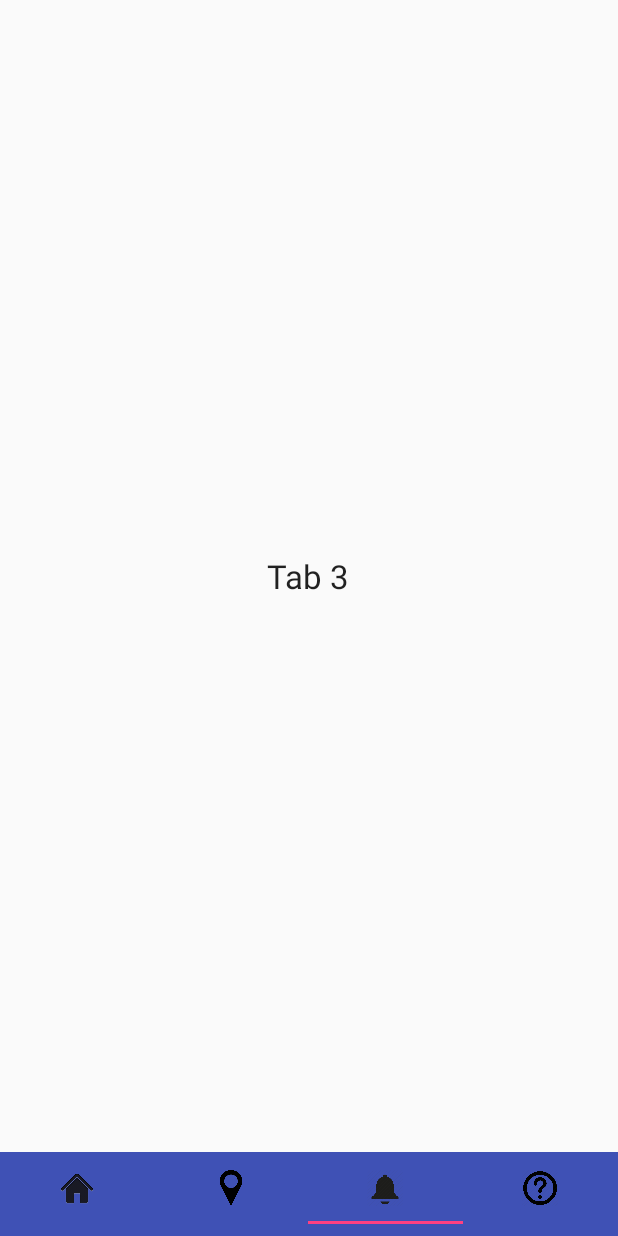
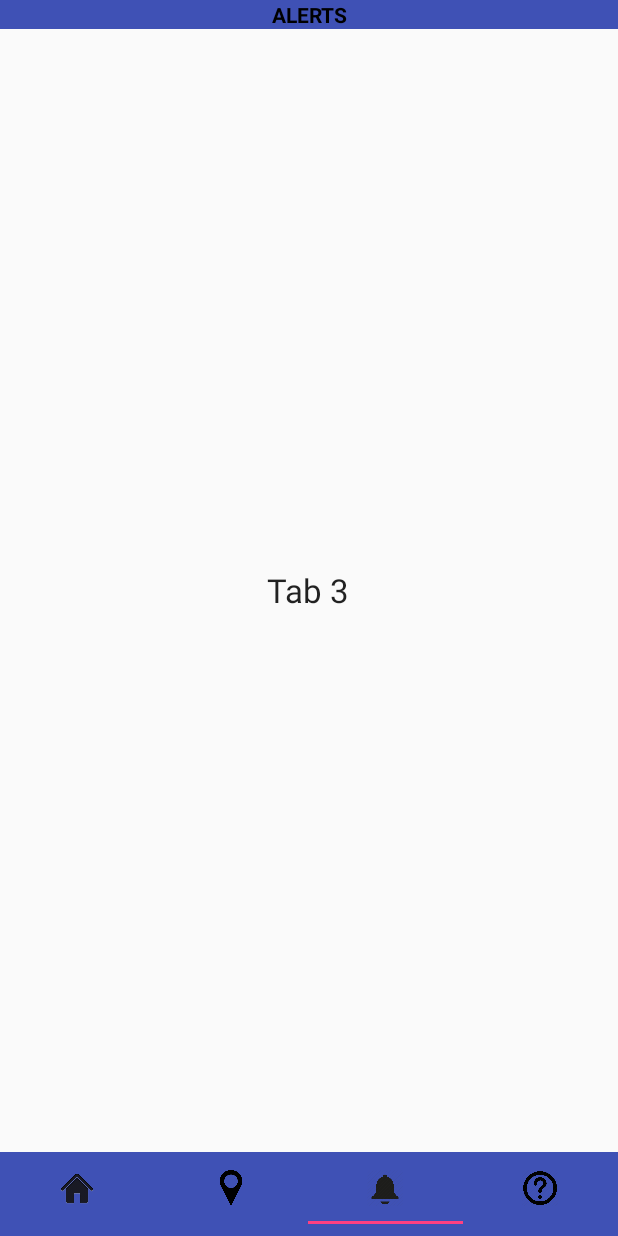
Before and after one commit to jsong1996/DD-Android, an Android app: the screen it shows after launch (MainActivity), item 3 of the bottom bar chosen, on a phone screen of 412 x 824 dp. Run offline under Robolectric (Android 15) with nearby library versions, the light colour scheme and no system bars.

Commit message:
added headers for each tab

```diff
--- a/app/src/main/java/com/dilloday/jimmy/dilloday/HomeTab/Tab4Activity.java
+++ b/app/src/main/java/com/dilloday/jimmy/dilloday/HomeTab/Tab4Activity.java
@@ -1,14 +1,11 @@
 package com.dilloday.jimmy.dilloday.HomeTab;
 
 
-import android.content.Intent;
-import android.net.Uri;
 import android.os.Bundle;
 import android.support.v4.app.Fragment;
 import android.view.LayoutInflater;
 import android.view.View;
 import android.view.ViewGroup;
-import android.widget.Button;
 
 import com.dilloday.jimmy.dilloday.R;
 
@@ -17,7 +14,7 @@ public class Tab4Activity extends Fragment {
     @Override
     public View onCreateView(LayoutInflater inflater, ViewGroup container, Bundle savedInstanceState) {
 
-        View view = inflater.inflate(R.layout.activity_fragment4, container, false);
+        View view = inflater.inflate(R.layout.fragment_contacts, container, false);
         return view;
     }
 }
--- a/app/src/main/java/com/dilloday/jimmy/dilloday/Main/MainActivity.java
+++ b/app/src/main/java/com/dilloday/jimmy/dilloday/Main/MainActivity.java
@@ -6,6 +6,7 @@ import android.support.v4.view.ViewPager;
 import android.support.v7.app.AppCompatActivity;
 import android.os.Bundle;
 import android.support.v7.widget.Toolbar;
+import android.widget.TextView;
 
 import com.dilloday.jimmy.dilloday.Adapters.PagerAdapter;
 import com.dilloday.jimmy.dilloday.HomeTab.MapsActivity;
@@ -39,14 +40,29 @@ public class MainActivity extends AppCompatActivity {
         tabLayout.setOnTabSelectedListener(new TabLayout.OnTabSelectedListener() {
             @Override
             public void onTabSelected(TabLayout.Tab tab) {
+                TextView header = (TextView) findViewById(R.id.header_text);
+                viewPager.setCurrentItem(tab.getPosition());
+                if (tab.getPosition() == 0){
+                    header.setText("SCHEDULE");
+                }
+                else if (tab.getPosition() == 1) {
+                    header.setText("MAP");
+                }
+                else if (tab.getPosition() == 2){
+                    header.setText("ALERTS");
+                }
+                else if (tab.getPosition() == 3){
+                    header.setText("INFO");
+                }
 
-                if (tab.getPosition() != 1) {
-                    viewPager.setCurrentItem(tab.getPosition());
-                }
-                else {
-                    Intent newActivity = new Intent(MainActivity.this, MapsActivity.class);
-                    startActivity(newActivity);
-                }
+                //Google Maps
+//                if (tab.getPosition() != 1) {
+//                    viewPager.setCurrentItem(tab.getPosition());
+//                }
+//                else {
+//                    Intent newActivity = new Intent(MainActivity.this, MapsActivity.class);
+//                    startActivity(newActivity);
+//                }
             }
 
             @Override
--- a/app/src/main/res/layout/activity_main.xml
+++ b/app/src/main/res/layout/activity_main.xml
@@ -5,6 +5,17 @@
     android:layout_height="fill_parent"
     tools:context=".Main.MainActivity">
 
+    <TextView
+        android:layout_width="fill_parent"
+        android:layout_height="wrap_content"
+        android:text="SCHEDULE"
+        android:textColor="@color/Black"
+        android:textStyle="bold"
+        android:textAlignment="center"
+        android:id="@+id/header_text"
+        android:layout_alignParentTop="true"
+        android:layout_centerHorizontal="true"
+        android:background="@color/colorPrimary"/>
 
     <android.support.v7.widget.Toolbar
     android:id="@+id/toolbar"
@@ -28,6 +39,9 @@
         android:id="@+id/pager"
         android:layout_width="match_parent"
         android:layout_height="fill_parent"
-        android:layout_above="@id/tab_layout"/>
+        android:layout_above="@id/tab_layout"
+        android:layout_below="@+id/header_text" />
+
+
 
 </RelativeLayout>
```
Also changed, not shown: app/src/main/res/layout/fragment_contacts.xml (renamed from app/src/main/res/layout/activity_fragment4.xml).
